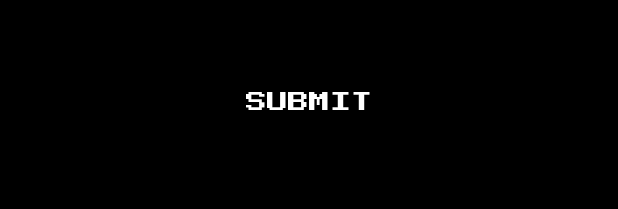
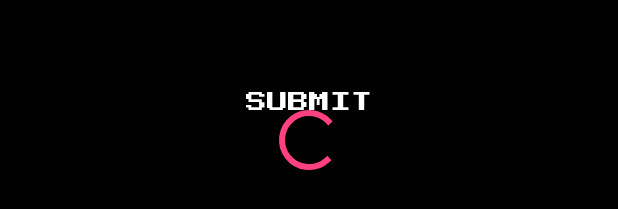
Before and after one commit to Thibaut-Comte/ApplicationAndroid, an Android app: the layout activity_create_account.xml on its own in the app's theme, with its tools: preview values and no code run, on a phone screen of 412 x 824 dp. Shown: the part 1016-1225 px from the top of the screen. Run offline under Robolectric (Android 15) with nearby library versions, the phone set to English and light mode, and no system bars.

Commit message:
spinner login et creation compte ok

```diff
--- a/reaction/app/src/main/java/com/jonathan/reaction/CreateAccount.java
+++ b/reaction/app/src/main/java/com/jonathan/reaction/CreateAccount.java
@@ -7,6 +7,7 @@ import android.util.Log;
 import android.view.View;
 import android.widget.Button;
 import android.widget.EditText;
+import android.widget.ProgressBar;
 import android.widget.TextView;
 import android.widget.Toast;
 
@@ -23,6 +24,7 @@ public class CreateAccount extends AppCompatActivity {
     private TextView tvlogin, tvpw, error;
     private EditText login, pw, confirmpw;
     private Button create;
+    private ProgressBar spinner;
 
     private Database DataB = new Database();
 
@@ -40,10 +42,13 @@ public class CreateAccount extends AppCompatActivity {
         pw = findViewById(R.id.pw);
         confirmpw = findViewById(R.id.confirmpw);
         create = findViewById(R.id.create);
+        spinner = findViewById(R.id.progressBar);
+        spinner.setVisibility(View.GONE);
 
         create.setOnClickListener(new View.OnClickListener() {
             @Override
             public void onClick(View view) {
+                spinner.setVisibility(View.VISIBLE);
                 if (login.getText().toString().length() > 0 && pw.getText().toString().length() > 0) {
                     if (pw.getText().toString().equals(confirmpw.getText().toString())) {
 
@@ -92,6 +97,7 @@ public class CreateAccount extends AppCompatActivity {
                 } else {
                     error.setText("Veuillez renseigner les deux champs svp");
                 }
+                spinner.setVisibility(View.GONE);
             }
         });
     }
--- a/reaction/app/src/main/java/com/jonathan/reaction/MainActivity.java
+++ b/reaction/app/src/main/java/com/jonathan/reaction/MainActivity.java
@@ -15,6 +15,7 @@ import android.util.Log;
 import android.view.View;
 import android.widget.Button;
 import android.widget.EditText;
+import android.widget.ProgressBar;
 import android.widget.TextView;
 import android.widget.Toast;
 
@@ -49,6 +50,7 @@ public class MainActivity extends AppCompatActivity {
     private TextView tvlogin, tvpw, error;
     private EditText login, pw;
     private Button connection, create;
+    private ProgressBar spinner;
 
     Database DataB = new Database();
 
@@ -69,6 +71,8 @@ public class MainActivity extends AppCompatActivity {
         pw = findViewById(R.id.pw);
         connection = findViewById(R.id.connection);
         create = findViewById(R.id.createAccount);
+        spinner = findViewById(R.id.progressBar);
+        spinner.setVisibility(View.GONE);
 
 
         sharedPreferences = getBaseContext().getSharedPreferences("player", MODE_PRIVATE);
@@ -107,6 +111,7 @@ public class MainActivity extends AppCompatActivity {
         connection.setOnClickListener(new View.OnClickListener() {
             @Override
             public void onClick(View view) {
+                spinner.setVisibility(View.VISIBLE);
                 Toast.makeText(getBaseContext(), "Connexion en cours", Toast.LENGTH_SHORT).show();
                 if (login.getText().toString().length() > 0 && pw.getText().toString().length() > 0)
                 {
@@ -167,6 +172,7 @@ public class MainActivity extends AppCompatActivity {
                 {
                     error.setText("Veuillez renseigner les deux champs svp");
                 }
+                spinner.setVisibility(View.GONE);
             }
         });
 
--- a/reaction/app/src/main/res/layout/activity_create_account.xml
+++ b/reaction/app/src/main/res/layout/activity_create_account.xml
@@ -202,6 +202,15 @@
                     android:text="Submit"
                     android:background="@null"
                     android:textColor="@android:color/white" />
+
+                <ProgressBar
+                    android:id="@+id/progressBar"
+                    style="?android:attr/progressBarStyle"
+                    android:layout_width="wrap_content"
+                    android:layout_height="wrap_content"
+                    android:layout_alignParentBottom="true"
+                    android:layout_centerHorizontal="true"
+                    android:layout_marginBottom="29dp" />
             </RelativeLayout>
 
         </LinearLayout>
```
Also changed, not shown: reaction/app/src/main/res/layout/activity_main.xml (+7 -0 lines).
